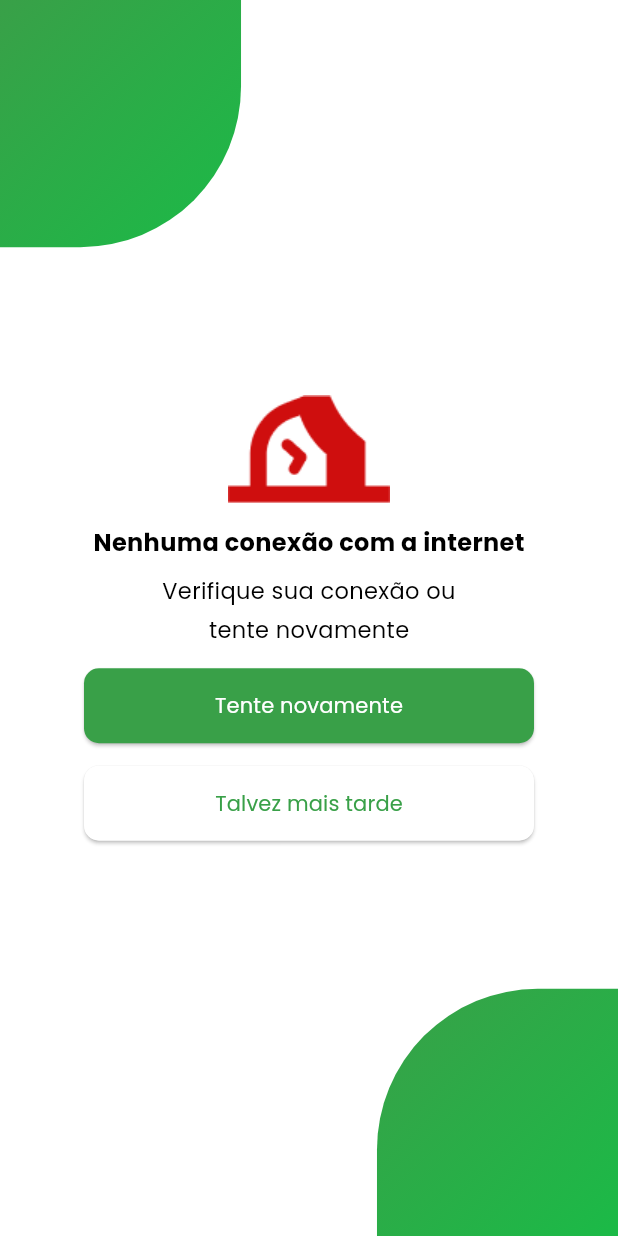
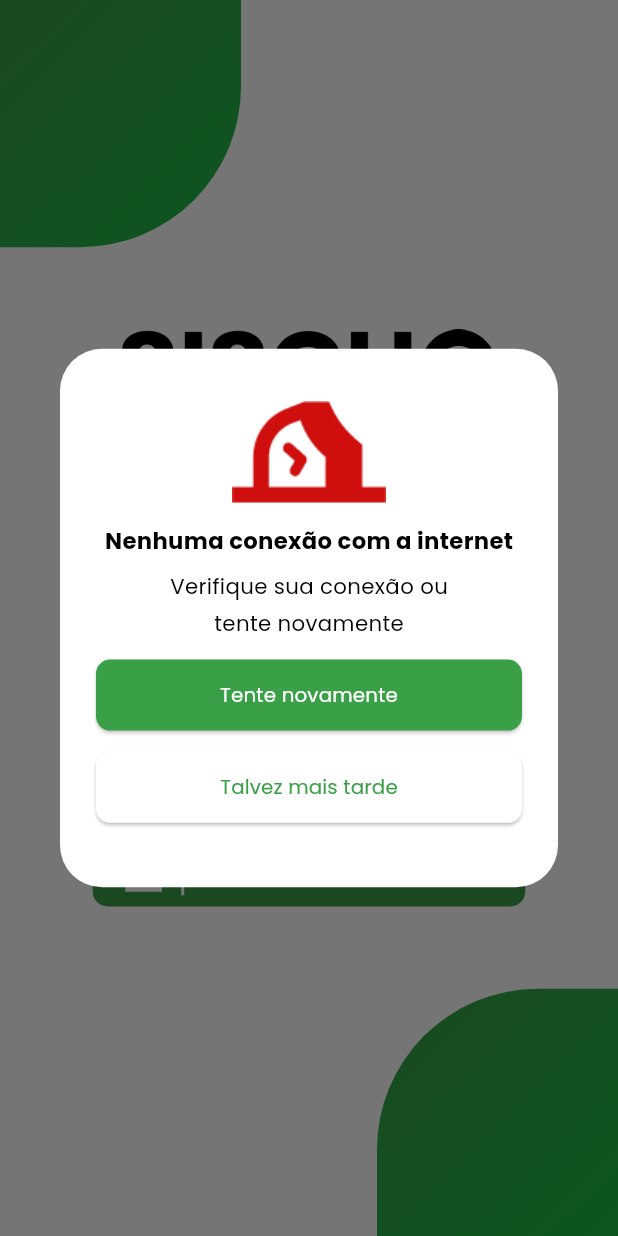
Before and after one commit to ladesa-ro/mobile, a Flutter app: the PaginaLogin screen opened by its route, after a tap on "Clique aqui", on a phone screen of 412 x 824 dp. Run offline on Flutter 3.47's test engine with Material 3 defaults, Android fonts, the phone set to English and light mode, and no system bars; our stand-ins replace carousel_slider, image_picker, lottie, shared_preferences, table_calendar; missing offline and left inert: iconify_flutter; accounts and stored records are empty.

Commit message:
style: estilizando e tornando o campo de erro de conexão espancivo :sparkles:

```diff
--- a/sisgha/lib/app/routes/app_routes.dart
+++ b/sisgha/lib/app/routes/app_routes.dart
@@ -6,7 +6,6 @@ import 'package:sisgha/app/views/home/navegacao.dart';
 import 'package:sisgha/app/views/login/login.dart';
 import 'package:sisgha/app/views/perfil/perfil.dart';
 import 'package:sisgha/app/views/inicio/splashScreen.dart';
-import 'package:sisgha/app/widgets/widget_erro.dart';
 
 class AppRoutes {
   static Map<String, WidgetBuilder> rotas() {
@@ -18,7 +17,6 @@ class AppRoutes {
       '/perfilProf': (context) => const Perfil(),
       '/calendario': (context) => const Calendar(),
       '/primeiraTela': (context) => const SplashScreen(),
-      '/rotaErro': (context) => const WidgetErro()
     };
   }
 }
--- a/sisgha/lib/app/views/inicio/splashScreen.dart
+++ b/sisgha/lib/app/views/inicio/splashScreen.dart
@@ -68,7 +68,7 @@ class _SplashScreen extends State<SplashScreen> {
                 ),
               ),
               duration: const Duration(milliseconds: 1000),
-              curve: Curves.easeIn,
+              curve: Curves.ease,
               height: temporizador
                   ? temporizador2
                       ? TamanhoTela.vertical(context)
@@ -96,7 +96,7 @@ class _SplashScreen extends State<SplashScreen> {
                 ),
               ),
               duration: const Duration(milliseconds: 1000),
-              curve: Curves.easeIn,
+              curve: Curves.ease,
               height: temporizador
                   ? temporizador2
                       ? TamanhoTela.vertical(context)
--- a/sisgha/lib/app/widgets/quadrados_Home.dart
+++ b/sisgha/lib/app/widgets/quadrados_Home.dart
@@ -25,6 +25,7 @@ class _QuadradosHomeState extends State<QuadradosHome>
         DateTime.now().weekday == 7 ? 0 : DateTime.now().weekday - 1;
 
     _tabController = TabController(
+        animationDuration: const Duration(milliseconds: 500),
         length: 6,
         vsync: this,
         initialIndex: _quadradoSelecionado == -1 ? 0 : _quadradoSelecionado);
--- a/sisgha/lib/app/widgets/widget_erro.dart
+++ b/sisgha/lib/app/widgets/widget_erro.dart
@@ -2,36 +2,18 @@ import 'package:flutter/material.dart';
 import 'package:sisgha/app/constants/colors.dart';
 import 'package:sisgha/app/constants/estilos.dart';
 import 'package:sisgha/app/constants/imagens.dart';
-import 'package:sisgha/app/constants/tamanhotela.dart';
-import 'package:sisgha/app/widgets/widgtes_login.dart';
 
-class WidgetErro extends StatefulWidget {
-  const WidgetErro({super.key});
-
-  @override
-  State<WidgetErro> createState() => _WidgetErroState();
-}
-
-class _WidgetErroState extends State<WidgetErro> {
-  @override
-  Widget build(BuildContext context) {
-    final double larguraTela = TamanhoTela.horizontal(context);
-    final double alturaTela = TamanhoTela.vertical(context);
-    return Scaffold(
-      resizeToAvoidBottomInset: false,
+Widget dialogoDeErro(BuildContext context) {
+  return AlertDialog(
     backgroundColor: Colors.white,
-      body: MediaQuery.removeViewInsets(
-        removeTop: true,
-        context: context,
-        child: Stack(
-          children: [
-            elementoVerde(Alignment.topLeft, larguraTela, alturaTela),
-            elementoVerde(Alignment.bottomRight, larguraTela, alturaTela),
-            Center(
+    content: FittedBox(
       child: Column(
         crossAxisAlignment: CrossAxisAlignment.center,
         mainAxisAlignment: MainAxisAlignment.center,
         children: [
+          const SizedBox(
+            height: 20,
+          ),
           Image.asset(
             ImageApp.imagemErro,
           ),
@@ -40,8 +22,7 @@ class _WidgetErroState extends State<WidgetErro> {
           ),
           Text(
             'Nenhuma conexão com a internet',
-                    style: estiloTexto(16,
-                        cor: ColorApp.Preto, peso: FontWeight.bold),
+            style: estiloTexto(16, cor: ColorApp.Preto, peso: FontWeight.bold),
           ),
           const SizedBox(
             height: 10,
@@ -68,8 +49,7 @@ class _WidgetErroState extends State<WidgetErro> {
             height: 15,
           ),
           ElevatedButton(
-                    style: _estiloBotao(
-                        ColorApp.VerdePrincipal, ColorApp.Branco, context),
+            style: _estiloBotao(ColorApp.VerdePrincipal, ColorApp.Branco),
             onPressed: () {},
             child: const Text('Tente novamente'),
           ),
@@ -77,28 +57,27 @@ class _WidgetErroState extends State<WidgetErro> {
             height: 15,
           ),
           ElevatedButton(
-                    style: _estiloBotao(
-                        ColorApp.Branco, ColorApp.VerdePrincipal, context),
+            style: _estiloBotao(ColorApp.Branco, ColorApp.VerdePrincipal),
             onPressed: () {},
             child: const Text('Talvez mais tarde'),
           ),
-                ],
-              ),
+          const SizedBox(
+            height: 20,
           ),
         ],
       ),
     ),
   );
 }
-}
 
-ButtonStyle _estiloBotao(Color corFundo, Color corTexto, context) {
+ButtonStyle _estiloBotao(Color corFundo, Color corTexto) {
   return ButtonStyle(
     backgroundColor: WidgetStatePropertyAll(corFundo),
     foregroundColor: WidgetStatePropertyAll(corTexto),
     minimumSize: const WidgetStatePropertyAll(Size(300, 50)),
     maximumSize: const WidgetStatePropertyAll(Size(300, 50)),
     shape: WidgetStateProperty.all<OutlinedBorder>(
-        RoundedRectangleBorder(borderRadius: BorderRadius.circular(10.0))),
+      RoundedRectangleBorder(borderRadius: BorderRadius.circular(10.0)),
+    ),
   );
 }
--- a/sisgha/lib/app/widgets/widgtes_login.dart
+++ b/sisgha/lib/app/widgets/widgtes_login.dart
@@ -6,6 +6,7 @@ import 'package:sisgha/app/constants/estilos.dart';
 import 'package:sisgha/app/constants/tamanhotela.dart';
 import 'package:sisgha/app/views/home/navegacao.dart';
 import 'package:sisgha/app/views/login/aluno.dart';
+import 'package:sisgha/app/widgets/widget_erro.dart';
 
 Widget elementoVerde(Alignment alignment, double width, double height) {
   BorderRadiusGeometry borderRadius = BorderRadius.zero;
@@ -107,7 +108,10 @@ Widget recuperarSenha(context, double tamanho) {
         ),
         const SizedBox(width: 3),
         GestureDetector(
-          onTap: () => Navigator.pushNamed(context, '/rotaErro'),
+          onTap: () => showDialog(
+            context: context,
+            builder: (context) => dialogoDeErro(context),
+          ),
           child: Text(
             'Clique aqui',
             style: estiloTexto(tamanho > 300 ? 16 : 14,
```
Also changed, not shown: sisgha/lib/app/constants/dias.dart (+33 -0 lines), sisgha/lib/app/views/home/barra_top.dart (+2 -15 lines), sisgha/pubspec.lock. Lines whose indentation alone changed are shown as unchanged.
